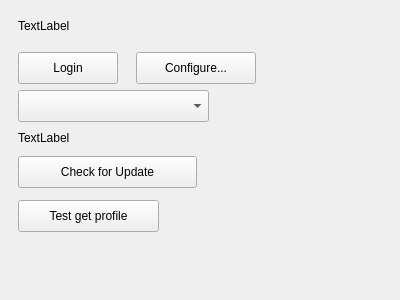
Old version of the form settingwindow.ui in the repository b123400/tootrain-qt.
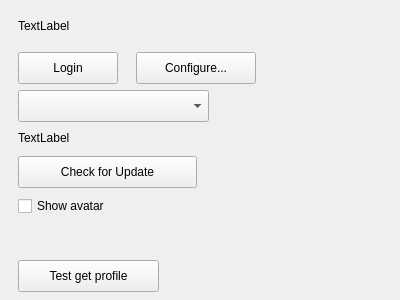
New version of the form.

Commit message: UI for actually setting showAvatar value

```diff
--- a/settingwindow.ui
+++ b/settingwindow.ui
@@ -61,7 +61,7 @@
    <property name="geometry">
     <rect>
      <x>18</x>
-     <y>200</y>
+     <y>260</y>
      <width>141</width>
      <height>32</height>
     </rect>
@@ -119,6 +119,19 @@
     <string>Configure...</string>
    </property>
   </widget>
+  <widget class="QCheckBox" name="showAvatarCheckBox">
+   <property name="geometry">
+    <rect>
+     <x>18</x>
+     <y>196</y>
+     <width>361</width>
+     <height>20</height>
+    </rect>
+   </property>
+   <property name="text">
+    <string>Show avatar</string>
+   </property>
+  </widget>
  </widget>
  <resources/>
  <connections/>
```
The commit also changes 3 other files.
